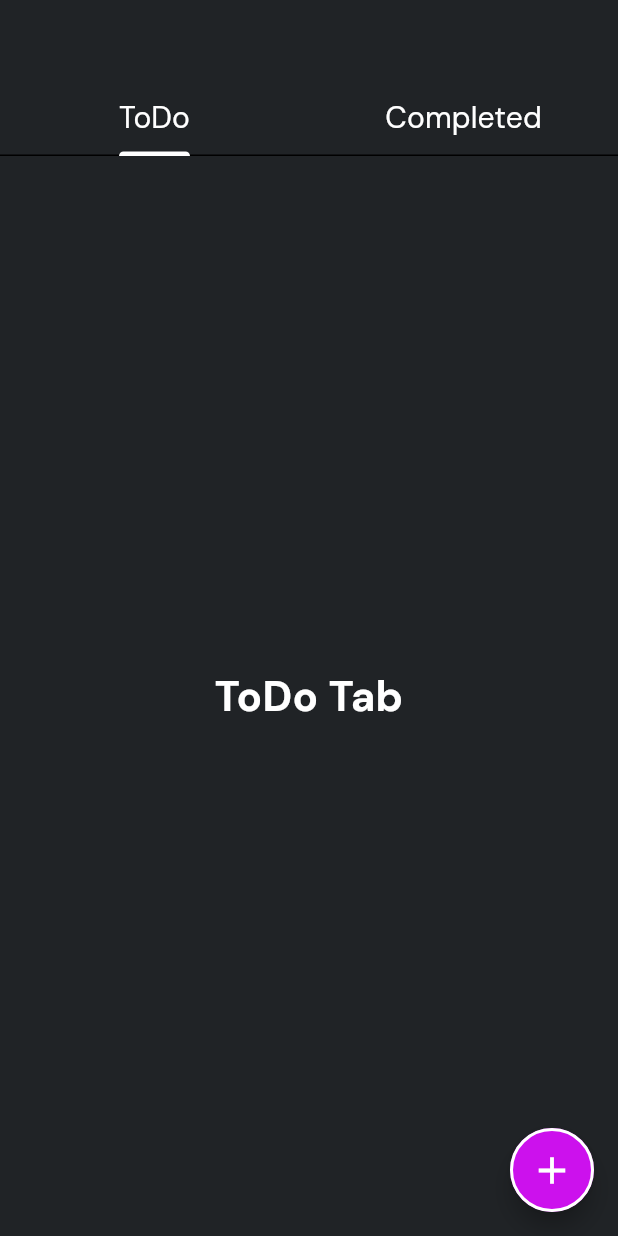
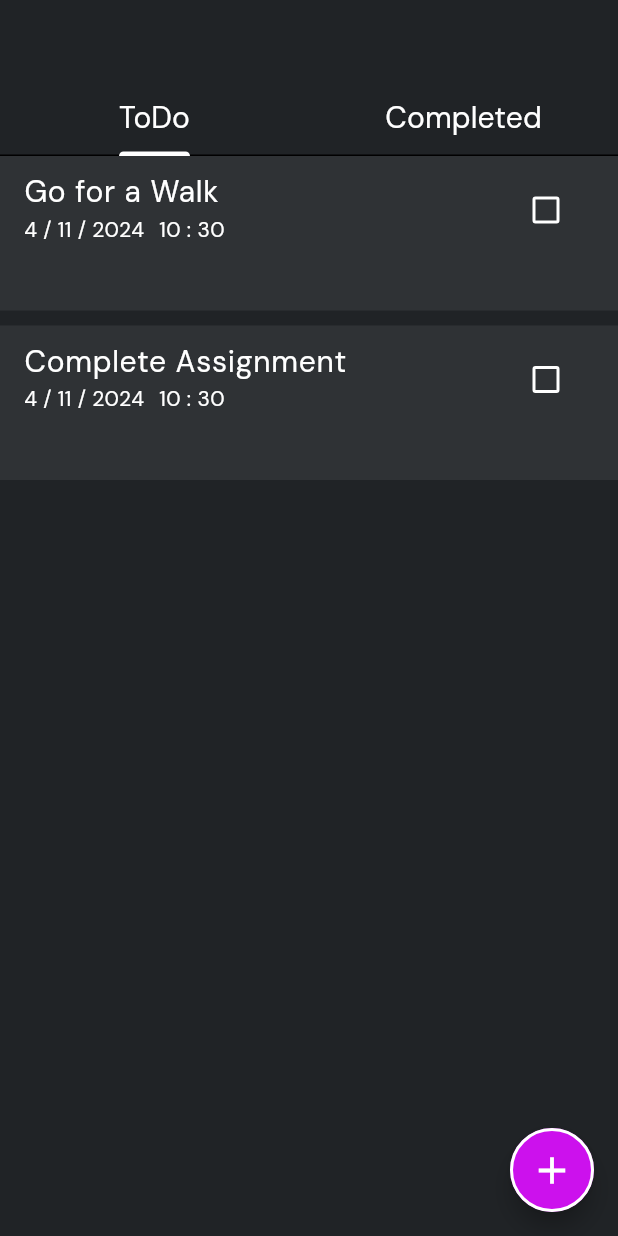
Before and after one commit to THARINDUnirmal/notes-sphere, a Flutter app: the ToDoScreen screen opened by its route, on a phone screen of 412 x 824 dp. Run offline on Flutter 3.47's test engine with Material 3 defaults, Android fonts, the phone set to English and light mode, and no system bars; our stand-ins replace go_router, google_fonts, hive, hive_flutter; accounts and stored records are empty.

Commit message:
incompleted tab page implement

```diff
--- /dev/null
+++ b/lib/screens/to_do_screen/incomplete_to_do_screen.dart
@@ -0,0 +1,42 @@
+import 'package:flutter/material.dart';
+import 'package:notes_sphere/models/todo_model.dart';
+import 'package:notes_sphere/widgets/incomplete_todo_widget.dart';
+
+class IncompleteToDoScreen extends StatefulWidget {
+  final List<TodoModel> incompleTodos;
+
+  const IncompleteToDoScreen({
+    super.key,
+    required this.incompleTodos,
+  });
+
+  @override
+  State<IncompleteToDoScreen> createState() => _IncompleteToDoScreenState();
+}
+
+class _IncompleteToDoScreenState extends State<IncompleteToDoScreen> {
+  @override
+  Widget build(BuildContext context) {
+    return SingleChildScrollView(
+      child: Column(
+        mainAxisAlignment: MainAxisAlignment.center,
+        children: [
+          GridView.builder(
+            shrinkWrap: true,
+            physics: const NeverScrollableScrollPhysics(),
+            itemCount: widget.incompleTodos.length,
+            gridDelegate: const SliverGridDelegateWithFixedCrossAxisCount(
+                crossAxisCount: 1,
+                mainAxisSpacing: 10,
+                childAspectRatio: 4 / 1),
+            itemBuilder: (context, index) {
+              return IncompleteTodoWidget(
+                todo: widget.incompleTodos[index],
+              );
+            },
+          )
+        ],
+      ),
+    );
+  }
+}
--- a/lib/screens/to_do_screen.dart
+++ b/lib/screens/to_do_screen/to_do_screen.dart
@@ -1,4 +1,8 @@
 import 'package:flutter/material.dart';
+import 'package:notes_sphere/models/todo_model.dart';
+import 'package:notes_sphere/screens/to_do_screen/completed_to_do_screen.dart';
+import 'package:notes_sphere/screens/to_do_screen/incomplete_to_do_screen.dart';
+import 'package:notes_sphere/services/todo_service.dart';
 import 'package:notes_sphere/utils/app_text_styles.dart';
 import 'package:notes_sphere/utils/colors.dart';
 
@@ -11,12 +15,52 @@ class ToDoScreen extends StatefulWidget {
 
 class _ToDoScreenState extends State<ToDoScreen>
     with SingleTickerProviderStateMixin {
+  //all todo list
+  List<TodoModel> allTodos = [];
+  List<TodoModel> incompleteTodos = [];
+  List<TodoModel> completeTodos = [];
+
   //create tab contraller
   late TabController _tabContraller;
   @override
   void initState() {
     _tabContraller = TabController(length: 2, vsync: this);
+    checkUserIsNew();
     super.initState();
+  }
+
+  //check user is new user
+  Future<void> checkUserIsNew() async {
+    final bool isNew = await TodoService().isUserNew();
+
+    //save initial todos
+
+    if (isNew) {
+      await TodoService().saveInitialTodos();
+    }
+    loadAllInitialTodos();
+  }
+
+  //load initial todos
+  Future<void> loadAllInitialTodos() async {
+    List<TodoModel> alltodoes = await TodoService().fetchInitialTodos();
+    setState(() {
+      //all todos
+      allTodos = alltodoes;
+      //incomplete todos
+      incompleteTodos = alltodoes
+          .where(
+            (element) => element.isComplete == false,
+          )
+          .toList();
+
+      //complete todos
+      completeTodos = alltodoes
+          .where(
+            (element) => element.isComplete,
+          )
+          .toList();
+    });
   }
 
   @override
@@ -43,18 +87,10 @@ class _ToDoScreenState extends State<ToDoScreen>
         ),
       ),
       body: TabBarView(controller: _tabContraller, children: [
-        Center(
-          child: Text(
-            "ToDo Tab",
-            style: AppTextStyles.appTitle,
-          ),
+        IncompleteToDoScreen(
+          incompleTodos: incompleteTodos,
         ),
-        Center(
-          child: Text(
-            "Completed Tab",
-            style: AppTextStyles.appTitle,
-          ),
-        )
+        CompletedToDoScreen(),
       ]),
       floatingActionButton: FloatingActionButton(
         shape: RoundedRectangleBorder(
--- a/lib/services/todo_service.dart
+++ b/lib/services/todo_service.dart
@@ -1 +1,53 @@
-class TodoService {}
+import 'package:hive/hive.dart';
+import 'package:notes_sphere/models/todo_model.dart';
+
+class TodoService {
+  List<TodoModel> todosList = [
+    TodoModel(
+      title: "Read a Book",
+      date: DateTime.now(),
+      time: DateTime.now(),
+      isComplete: true,
+    ),
+    TodoModel(
+      title: "Go for a Walk",
+      date: DateTime.now(),
+      time: DateTime.now(),
+      isComplete: false,
+    ),
+    TodoModel(
+      title: "Complete Assignment",
+      date: DateTime.now(),
+      time: DateTime.now(),
+      isComplete: false,
+    ),
+  ];
+
+  //create instance to todo box
+  final _todoBox = Hive.box('todos');
+
+  //check is user new?
+  Future<bool> isUserNew() async {
+    return _todoBox.isEmpty;
+  }
+
+  //save initial todos if user is new user
+  Future<void> saveInitialTodos() async {
+    try {
+      if (_todoBox.isEmpty) {
+        await _todoBox.put("todos", todosList);
+      }
+    } catch (e) {
+      print(e.toString());
+    }
+  }
+
+  //fetch initial todos
+  Future<List<TodoModel>> fetchInitialTodos() async {
+    final dynamic allTodos = await _todoBox.get("todos");
+    if (allTodos != null && allTodos is List<dynamic>) {
+      return allTodos.cast<TodoModel>().toList();
+    }
+    return [];
+  }
+}
--- a/lib/utils/routers/app_routers.dart
+++ b/lib/utils/routers/app_routers.dart
@@ -7,7 +7,7 @@ import 'package:notes_sphere/screens/home_screen.dart';
 import 'package:notes_sphere/screens/note_add_screen.dart';
 import 'package:notes_sphere/screens/note_edit_screen.dart';
 import 'package:notes_sphere/screens/notes_screen.dart';
-import 'package:notes_sphere/screens/to_do_screen.dart';
+import 'package:notes_sphere/screens/to_do_screen/to_do_screen.dart';
 
 class AppRouters {
   static final appRoute = GoRouter(
--- /dev/null
+++ b/lib/widgets/incomplete_todo_widget.dart
@@ -0,0 +1,43 @@
+import 'package:flutter/material.dart';
+import 'package:notes_sphere/models/todo_model.dart';
+import 'package:notes_sphere/utils/app_text_styles.dart';
+import 'package:notes_sphere/utils/colors.dart';
+
+class IncompleteTodoWidget extends StatefulWidget {
+  final TodoModel todo;
+
+  const IncompleteTodoWidget({
+    super.key,
+    required this.todo,
+  });
+
+  @override
+  State<IncompleteTodoWidget> createState() => _IncompleteTodoWidgetState();
+}
+
+class _IncompleteTodoWidgetState extends State<IncompleteTodoWidget> {
+  @override
+  Widget build(BuildContext context) {
+    return ListTile(
+      tileColor: AppColor.kCardColor,
+      title: Text(
+        widget.todo.title,
+        style: AppTextStyles.appLaegeDescription,
+      ),
+      subtitle: Row(
+        children: [
+          Text(
+              "${widget.todo.date.day} / ${widget.todo.date.month} / ${widget.todo.date.year}"),
+          const SizedBox(
+            width: 10,
+          ),
+          Text("${widget.todo.time.hour} : ${widget.todo.time.minute} "),
+        ],
+      ),
+      trailing: Checkbox(
+        value: widget.todo.isComplete,
+        onChanged: (value) {},
+      ),
+    );
+  }
+}
```
Also changed, not shown: lib/screens/to_do_screen/completed_to_do_screen.dart (added, +24 -0 lines).
